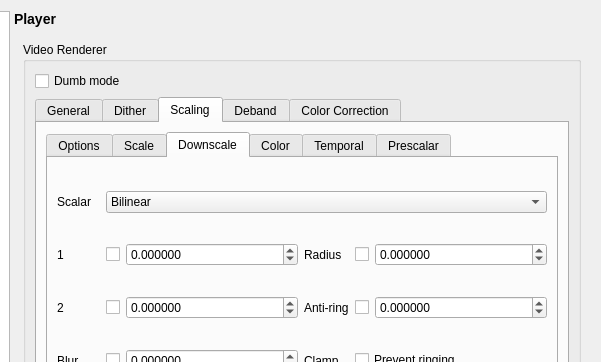
Before: the Qt Designer form settingswindow.ui in mpc-qt/mpc-qt, drawn with Qt 5; both pictures show x 151 to 752 and y 0 to 362 of the 752 by 787 pixel window.
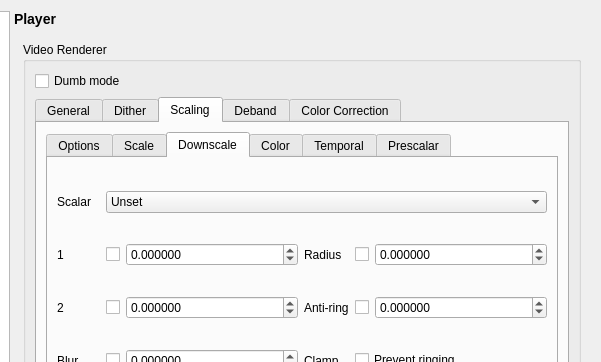
After: the same form once the commit is applied. The open tabs and pages were chosen to show the change. Icons and pictures are not drawn.

```diff
--- a/settingswindow.ui
+++ b/settingswindow.ui
@@ -1693,6 +1693,11 @@
                       </item>
                       <item row="0" column="1" colspan="3">
                        <widget class="QComboBox" name="dscaleScalar">
+                        <item>
+                         <property name="text">
+                          <string>Unset</string>
+                         </property>
+                        </item>
                         <item>
                          <property name="text">
                           <string>Bilinear</string>
```
Left out of the diff: 10 changed lines with no effect on the pictures.
